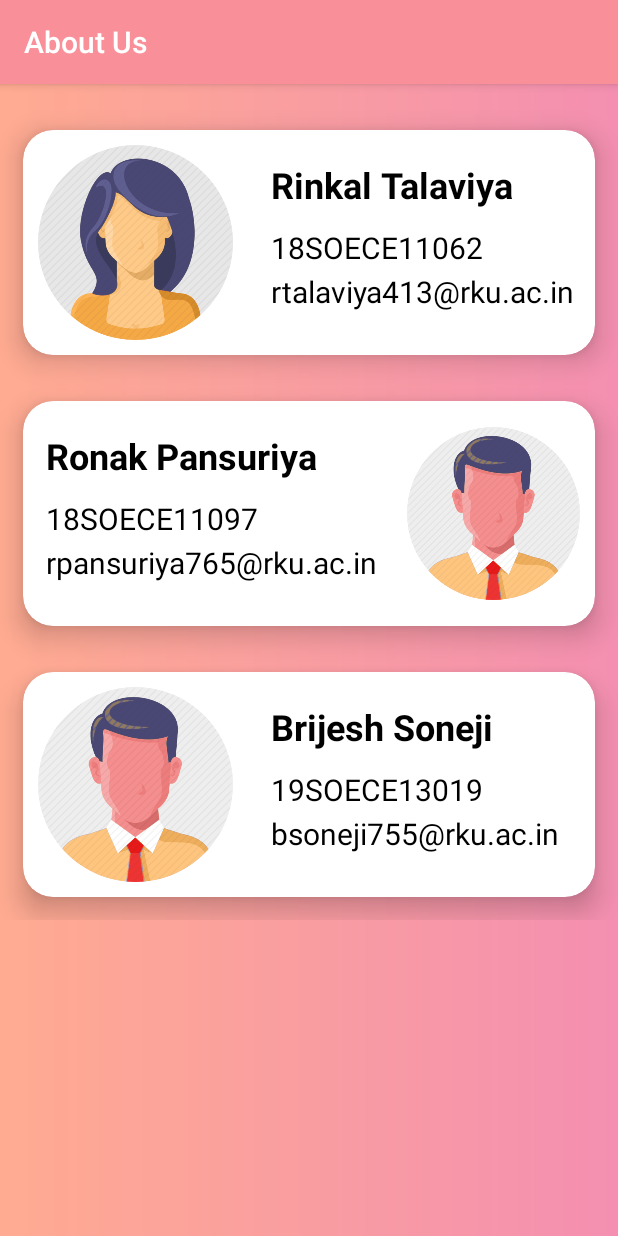
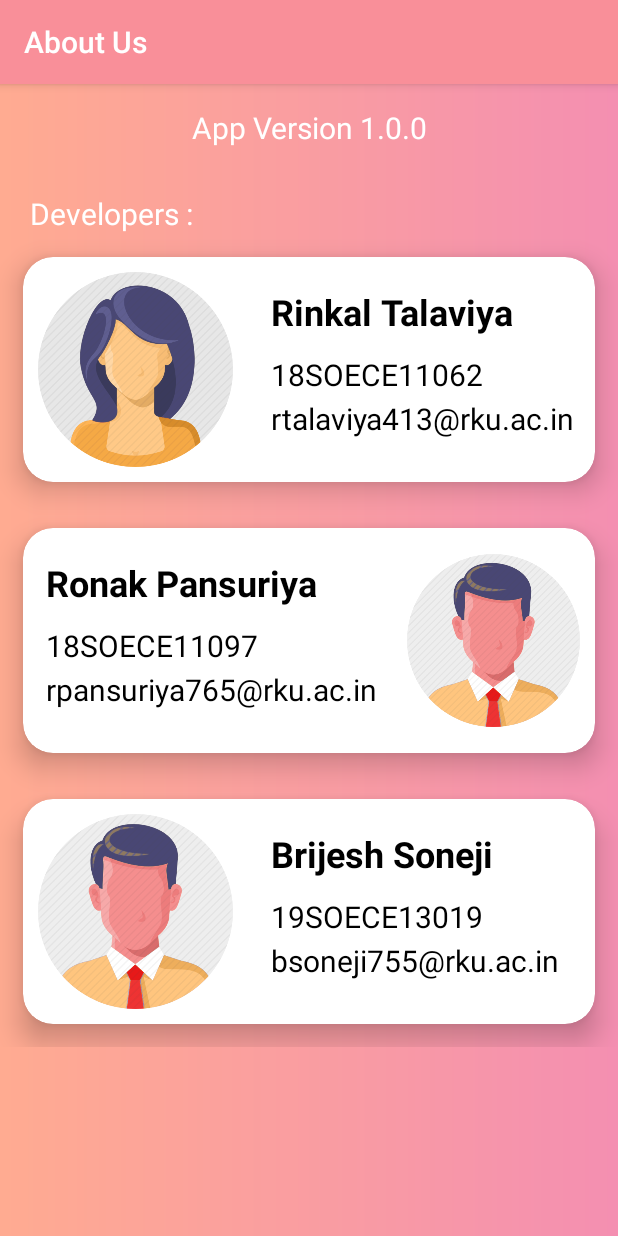
Before and after one commit to Brijesh000/GroupProject, an Android app: the screen it shows after launch (AboutUs), after a tap on "About Us", on a phone screen of 412 x 824 dp. Run offline under Robolectric (Android 15) with nearby library versions, the phone set to English and light mode, and no system bars.

Commit message:
status bar color in splash screen & edit in about us page

```diff
--- a/app/build.gradle
+++ b/app/build.gradle
@@ -9,7 +9,7 @@ android {
         minSdkVersion 21
         targetSdkVersion 30
         versionCode 1
-        versionName "1.0"
+        versionName "1.0.0"
 
         testInstrumentationRunner "androidx.test.runner.AndroidJUnitRunner"
     }
--- a/app/src/main/java/com/example/app/AboutUs.java
+++ b/app/src/main/java/com/example/app/AboutUs.java
@@ -1,7 +1,6 @@
 package com.example.app;
 
 import androidx.appcompat.app.AppCompatActivity;
-
 import android.os.Bundle;
 
 public class AboutUs extends AppCompatActivity {
--- a/app/src/main/java/com/example/app/splash.java
+++ b/app/src/main/java/com/example/app/splash.java
@@ -1,8 +1,10 @@
 package com.example.app;
 
 import androidx.appcompat.app.AppCompatActivity;
+import androidx.core.content.ContextCompat;
 
 import android.content.Intent;
+import android.os.Build;
 import android.os.Bundle;
 import android.os.Handler;
 
@@ -23,7 +25,11 @@ public class splash extends AppCompatActivity {
                         startActivity(i);
                         finish();
                     }
-                }, 2000
+                }, 3000
         );
+
+        if (Build.VERSION.SDK_INT >=21) {
+            getWindow().setStatusBarColor(ContextCompat.getColor(this,R.color.colorPrimaryDark));
+        }
     }
 }
--- a/app/src/main/res/layout/activity_about_us.xml
+++ b/app/src/main/res/layout/activity_about_us.xml
@@ -26,7 +26,28 @@
             android:paddingBottom="50sp"
             android:weightSum="1">
 
+            <TextView
+                android:id="@+id/version"
+                android:layout_width="match_parent"
+                android:layout_height="wrap_content"
+                android:gravity="center"
+                android:text="@string/v"
+                android:textColor="@color/txt"
+                android:textSize="20sp"/>
+
+            <TextView
+                android:id="@+id/d"
+                android:layout_width="match_parent"
+                android:layout_height="wrap_content"
+                android:gravity="start"
+                android:paddingTop="30dp"
+                android:paddingLeft="20dp"
+                android:text="@string/d"
+                android:textColor="@color/txt"
+                android:textSize="20sp"/>
             <!--start e1-->
+
+
             <androidx.cardview.widget.CardView
                 style="@style/card"
                 android:layout_width="match_parent"
--- a/app/src/main/res/values/strings.xml
+++ b/app/src/main/res/values/strings.xml
@@ -29,4 +29,7 @@
     <string name="e3_em">bsoneji755@rku.ac.in</string>
     <string name="txt3">brijesh</string>
     <!--  end  -->
+
+    <string name="d">Developers :</string>
+    <string name="v">App Version 1.0.0</string>
 </resources>
--- a/app/src/main/res/values/styles.xml
+++ b/app/src/main/res/values/styles.xml
@@ -14,7 +14,6 @@
     <style name="splash" parent="Theme.AppCompat.Light.NoActionBar">
         <item name="android:textColor">#f0f000</item>
         <item name="android:textSize">50sp</item>
-        <item name="colorPrimaryDark">@color/colorPrimaryDark</item>
         <item name="colorPrimaryDark">@color/colorPrimaryDark</item>
     </style>
 
```
